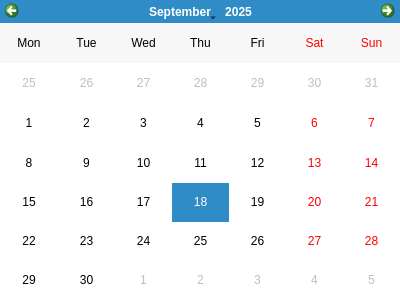
Qt form templates/dlgCalendar.ui (antonrubii/ProyectoDI) before a commit.
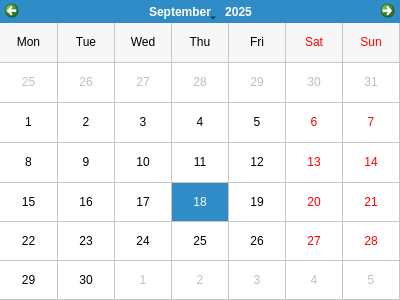
The same form after that commit. Icons and pictures are not drawn.

Commit message: cambios en calendar

What changed in the file:
```diff
--- a/templates/dlgCalendar.ui
+++ b/templates/dlgCalendar.ui
@@ -60,6 +60,9 @@
      <day>18</day>
     </date>
    </property>
+   <property name="gridVisible">
+    <bool>true</bool>
+   </property>
    <property name="verticalHeaderFormat">
     <enum>QCalendarWidget::NoVerticalHeader</enum>
    </property>
```
The commit also changes 1 other file.
